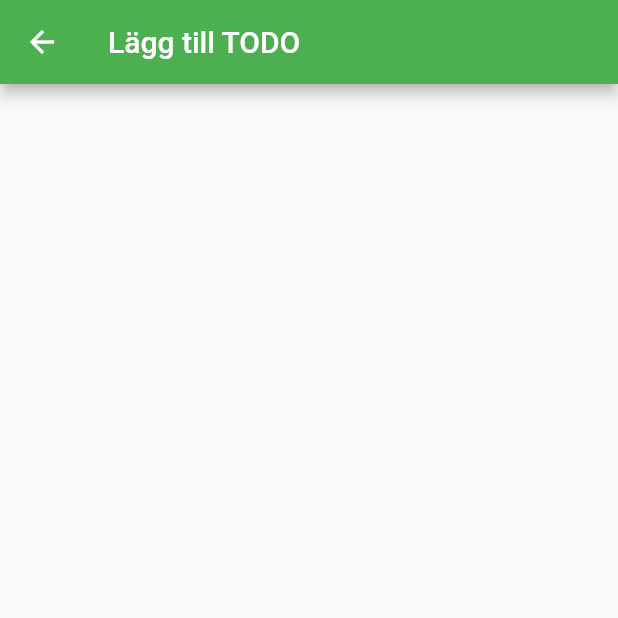
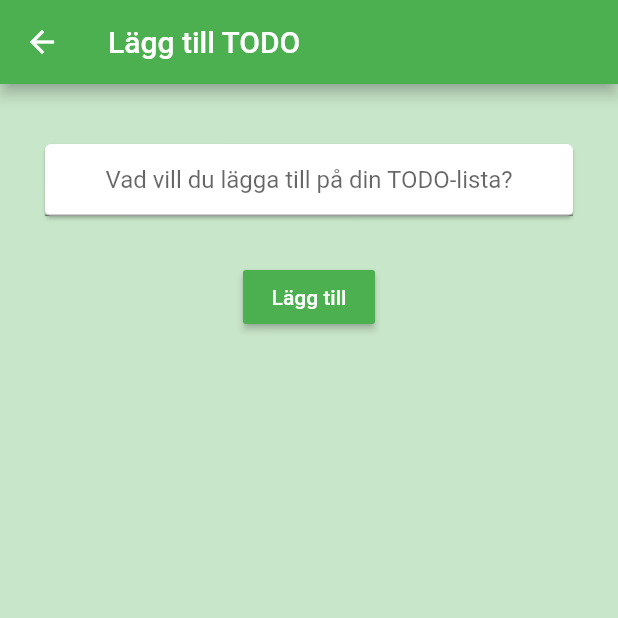
Before and after one commit to gu-tig169-ht21/guslofveis, a Flutter app: the screen it shows after launch, after a tap on the "add" icon, on a phone screen of 412 x 824 dp, the top half of it. Run offline on Flutter 3.47's test engine with Material 2 defaults, Android fonts, the phone set to English and light mode, and no system bars.

Commit message:
UI med AddView + card + button

```diff
--- a/lib/main.dart
+++ b/lib/main.dart
@@ -26,12 +26,8 @@ class MainView extends StatelessWidget {
           centerTitle: true,
           actions: [
             IconButton(
-              icon: Icon(Icons.arrow_right_sharp),
-              onPressed: () {
-                Navigator.push(context,
-                    MaterialPageRoute(builder: (context) => SecondView()));
-              },
-            ),
+              icon: Icon(Icons.filter_alt_outlined),
+              onPressed: () {}),
           ],
         ),
         body: ListView.builder(itemCount: todo.length, itemBuilder: (context, index){
@@ -66,18 +62,54 @@ class MainView extends StatelessWidget {
 class AddView extends StatelessWidget {
   Widget build(BuildContext context) {
     return Scaffold(
+      backgroundColor: Colors.green[100],
       appBar: AppBar(
         title: Text("Lägg till TODO"),
         backgroundColor: Colors.green,
       ),
+      body: Center(
+        child: Column(
+          mainAxisAlignment: MainAxisAlignment.start,
+          crossAxisAlignment: CrossAxisAlignment.center,
+          children: [
+            Container(height: 30),
+            _card(),
+            Container(height: 30),
+            _buttonRow(),
+          ],
+        ),
+      )
+    );
+  }
+
+  Widget _card() {
+    return Container(
+      child: Column(
+        children: [
+          Card(
+            margin: EdgeInsets.only(left: 30, right: 30, top: 10),
+            child: TextField(
+              textAlign: TextAlign.center,
+          decoration: InputDecoration(
+            hintText: 'Vad vill du lägga till på din TODO-lista?' ),
+            )
+          )
+        ],
+      ),
+    );
+  }
+
+  Widget _buttonRow() {
+    return Row(
+      mainAxisAlignment: MainAxisAlignment.center,
+      children: [
+        RaisedButton(
+          onPressed: () {},
+          child: Text('Lägg till'),
+          color: Colors.green,
+          textColor: Colors.white,
+          ),
+      ],
     );
   }
 }
-
-class SecondView extends StatelessWidget {
-  Widget build(BuildContext context) {
-    return Scaffold(
-      appBar: AppBar(),
-    );
-  }
-}
```
